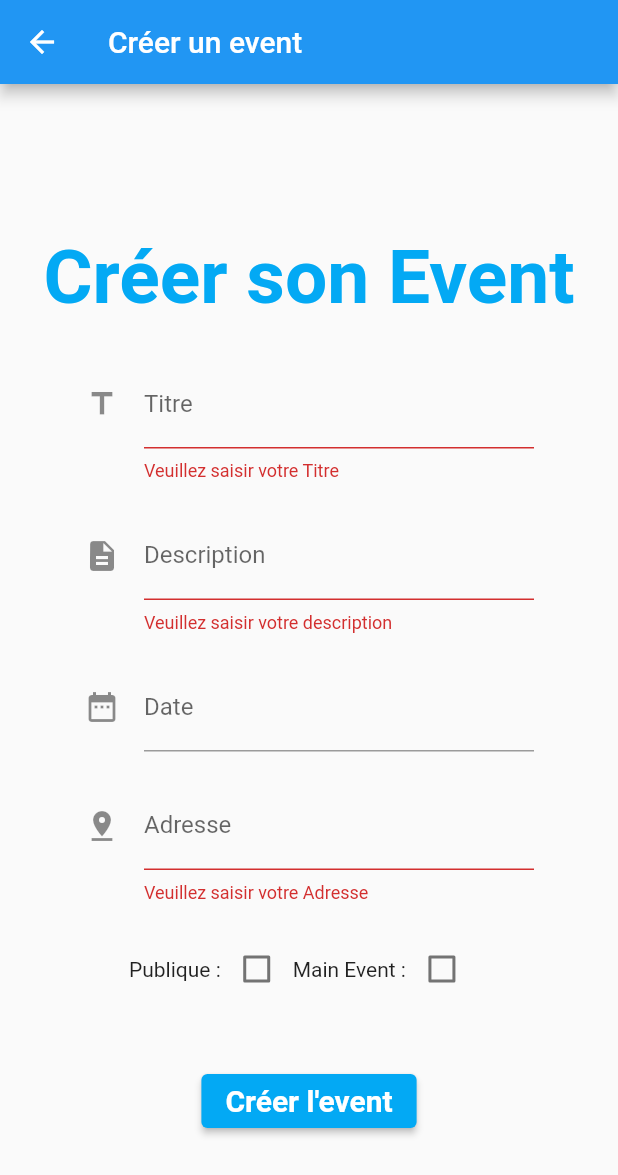
After one commit to Benjamin-Mathieu/reunionou-mobile, a Flutter app: the CreateEvent screen opened directly, after a tap on an icon or button, on a phone screen of 412 x 824 dp. The commit adds this screen. Shown: the top 1175 px of the screen. Run offline on Flutter 3.47's test engine with Material 2 defaults, Android fonts, the phone set to English and light mode, and no system bars; drawn by our look-alikes of datetime_picker_formfield; our stand-ins replace dio; missing offline and left inert: jwt_decode; network calls fail.

Commit message:
connexion rdy, front pour le create event

```diff
--- a/reunionou/lib/main.dart
+++ b/reunionou/lib/main.dart
@@ -1,5 +1,6 @@
 import 'package:flutter/material.dart';
 import 'pages/Home.dart';
+import 'models/User.dart';
 
 void main() {
   runApp(MyApp());
@@ -13,7 +14,7 @@ class MyApp extends StatelessWidget {
       theme: ThemeData(
         primarySwatch: Colors.blue,
       ),
-      home: MyHomePage(),
+      home: MyHomePage(connected: false, userCo: User(), tokenJWT: null,),
     );
   }
 }
--- a/reunionou/lib/models/Events.dart
+++ b/reunionou/lib/models/Events.dart
@@ -1,8 +1,36 @@
+import 'User.dart';
+
 class Events{
   String title, description, token, adress;
-  int user_id, event_id;
-  bool public, main_event;
-  DateTime date_event;
+  int event_id, user_id;
+  int public, main_event;
+  String date_event;
+  User leUser;
 
-  Events(this.title, this.description, this.date_event, this.user_id, this.token, this.adress, this.public, this.main_event, this.event_id);
+  Events(this.title, this.description, this.date_event, this.leUser, this.token, this.adress, this.public, this.main_event, this.event_id);
+
+  Events.fromJson(Map<String, dynamic> json, User creator)
+    : title = json['title'],
+      description = json['description'],
+      date_event = json['date'],
+      leUser = creator,
+      token = json['token'],
+      adress = json['adress'],
+      public = json['public'],
+      main_event = json['main_event'],
+      event_id = json['event_id'];
+
+  Map<String, dynamic> toJson() => {
+      'title' : title,
+      'description' : description,
+      'date' : date_event,
+      'user_id' : user_id,
+      'token' : token,
+      'adress' : adress,
+      'datpublice' : public,
+      'main_event' : main_event,
+      'event_id' : event_id,
+    };
+
+
 }
--- a/reunionou/lib/models/User.dart
+++ b/reunionou/lib/models/User.dart
@@ -1,7 +1,34 @@
 class User{
 
-  String mail, first_name, name;
+  int id = 999;
+  String mail = "non";
+  String first_name = "non";
+  String name = "non";
 
-  User(this.mail, this.first_name, this.name);
+  User();
+
+  // String get the_mail{
+  //   return this.mail;
+  // }
+
+  // String get the_name{
+  //   return this.name;
+  // }
+
+  // String get the_firstName{
+  //   return this.first_name;
+  // }
+
+  // set the_mail(String un_mail){
+  //   this.mail = un_mail;
+  // }
+
+  // set the_name(String nom){
+  //   this.name = nom;
+  // }
+
+  // set the_firstName(String prenom){
+  //   this.first_name =  prenom;
+  // }
 
 }
--- /dev/null
+++ b/reunionou/lib/pages/CreateEvent.dart
@@ -0,0 +1,190 @@
+import 'package:flutter/material.dart';
+import '../models/Events.dart';
+import '../models/User.dart';
+import 'Connexion.dart';
+import 'package:dio/dio.dart';
+import 'package:intl/intl.dart';
+import 'package:datetime_picker_formfield/datetime_picker_formfield.dart';
+
+
+class CreateEvent extends StatefulWidget {
+  CreateEvent({Key key, this.connected, this.userCo, this.tokenJWT}) : super(key: key);
+  bool connected;
+  User userCo;
+  Map<String, dynamic> tokenJWT;
+  @override
+  _CreateEvent createState() => _CreateEvent();
+}
+
+class _CreateEvent extends State<CreateEvent>{
+
+    final _formKey = GlobalKey<FormState>();
+    Key _key;
+    bool _public = false;
+    bool _main_event = false;
+
+
+    Widget _showForm(){
+      final format = DateFormat("yyyy-MM-dd HH:mm");
+      return Form(
+        key: _formKey,
+        child: Center(
+          child: Column(
+          children : [
+            SizedBox(height: 100,),
+            Text("Créer son Event",style:  TextStyle(fontSize: 50, fontWeight: FontWeight.bold ,color: Colors.lightBlue),),
+            Container(
+              padding: EdgeInsets.fromLTRB(0, 25, 0, 0),
+              width: 300,
+                child: TextFormField(
+                      decoration: InputDecoration(
+                        icon: Icon(Icons.title),
+                        hintText: "Saisir le titre",
+                        labelText: 'Titre',
+                      ),
+                      validator: (value){
+                          if(value.isEmpty){
+                            return 'Veuillez saisir votre Titre';
+                          }
+                            return null;
+                          },
+                      onSaved: (value) => print("ouiouioui"),
+                    ),
+              alignment: Alignment(0, -0.5),
+            ),
+            Container(
+              padding: EdgeInsets.fromLTRB(0, 20, 0, 0),
+              width: 300,
+              child: TextFormField(
+                      decoration: InputDecoration(
+                        icon: Icon(Icons.description),
+                        hintText: "Saisir la description",
+                        labelText: 'Description',
+                      ),
+                      validator: (value){
+                          if(value.isEmpty){
+                            return 'Veuillez saisir votre description';
+                          }
+                            return null;
+                          },
+                      onSaved: (value) => print("ouiouioui"),
+                    ),
+            ),
+            Container(
+              padding: EdgeInsets.fromLTRB(0, 20, 0, 0),
+              width: 300,
+              child: DateTimeField(
+                decoration: InputDecoration(icon: Icon(Icons.date_range), labelText: 'Date', hintText: "Saisir votre date", ),
+                format: format,
+                onShowPicker: (context, currentValue) async {
+                  final date = await showDatePicker(
+                      context: context,
+                      firstDate: DateTime(1900),
+                      initialDate: currentValue ?? DateTime.now(),
+                      lastDate: DateTime(2100));
+                  if (date != null) {
+                    final time = await showTimePicker(
+                      context: context,
+                      initialTime:
+                          TimeOfDay.fromDateTime(currentValue ?? DateTime.now()),
+                    );
+                    return DateTimeField.combine(date, time);
+                  } else {
+                    return currentValue;
+                  }
+                },
+              ),
+            ),
+            Container(
+              padding: EdgeInsets.fromLTRB(0, 20, 0, 20),
+              width: 300,
+              child: TextFormField(
+                      decoration: InputDecoration(
+                        icon: Icon(Icons.pin_drop),
+                        hintText: "Saisir l'adresse",
+                        labelText: 'Adresse',
+                      ),
+                      validator: (value){
+                          if(value.isEmpty){
+                            return 'Veuillez saisir votre Adresse';
+                          }
+                            return null;
+                          },
+                      onSaved: (value) => print("ouiouioui"),
+                    ),
+            ),
+            Container(
+              padding: EdgeInsets.fromLTRB(0, 0, 0, 20),
+              width: 300,
+              child: Row(children: [
+                Container(
+                  padding: EdgeInsets.fromLTRB(30, 0, 0, 0),
+                  child: Row(
+                    children: [
+                      Text("Publique :"),
+                      Checkbox(
+                        value: _public,
+                        onChanged: (value){
+                          setState(() {
+                            _public = value;
+                          });
+                        },
+                      ),
+                    ],
+                  )
+                ),
+                Container(
+                  padding: EdgeInsets.fromLTRB(0, 0, 0, 0),
+                  child: Row(
+                    children: [
+                      Text("Main Event :"),
+                      Checkbox(
+                        value: _main_event,
+                        onChanged: (value){
+                          setState(() {
+                            _main_event = value;
+                          });
+                        },
+                      ),
+                    ],
+                  ),
+                )
+              ],),
+            ),
+            Container(
+              padding: EdgeInsets.fromLTRB(0, 20, 0, 0),
+              child: ElevatedButton(
+                key: _key,
+                style: ButtonStyle(backgroundColor: MaterialStateProperty.all<Color>(Colors.lightBlue), ),
+                child: Text('Créer l\'event',style:  TextStyle(fontSize: 20, fontWeight: FontWeight.bold),),
+                onPressed: () {
+                    if(_formKey.currentState.validate()){
+                      _formKey.currentState.save();
+
+                      // String token = base64Encode(utf8.encode(mail + ":" + password));
+                      // _login(token);
+                      //   _formKey.currentState.reset();
+                    }
+                }
+                ),
+            )
+          ],
+          )
+          )
+      );
+    }
+
+    @override
+    Widget build(BuildContext context){
+      return Scaffold(
+        appBar: AppBar(
+          title: Text("Créer un event"),
+        ),
+        body: SingleChildScrollView(
+          child: Column(children: [
+            _showForm()
+          ]),
+          ),
+      );
+    }
+}
--- a/reunionou/pubspec.yaml
+++ b/reunionou/pubspec.yaml
@@ -21,6 +21,9 @@ environment:
   sdk: ">=2.7.0 <3.0.0"
 
 dependencies:
+  datetime_picker_formfield: ^2.0.0
+  jwt_decode: ^0.3.1
+  dio: 3.0.10
   flutter:
     sdk: flutter
 
```
Also changed, not shown: reunionou/lib/pages/Connexion.dart (+86 -5 lines), reunionou/lib/pages/Home.dart (+55 -19 lines), reunionou/pubspec.lock, 1 other file.
